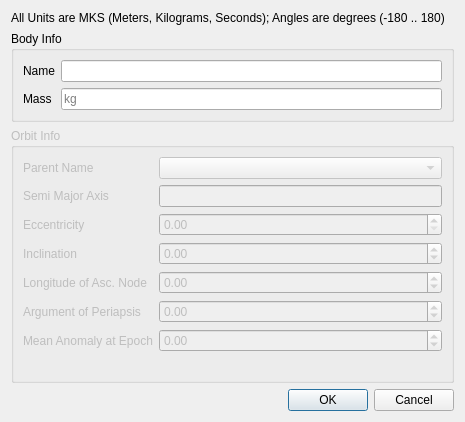
shavera/Davidian, file Astrolabe/system_ui/add_body_dialog.ui: the form before one commit.
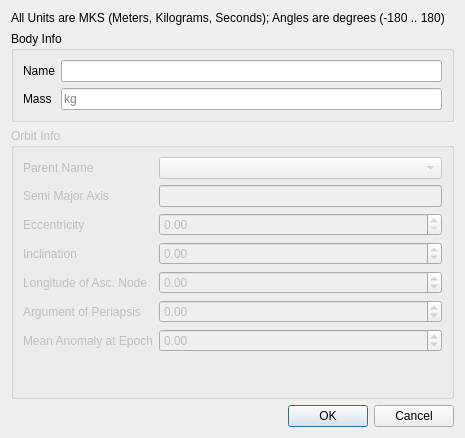
The form after the commit.

Commit message: Connect the Ok/Cancel button to dialog accept/reject

What changed in the file:
```diff
--- a/Astrolabe/system_ui/add_body_dialog.ui
+++ b/Astrolabe/system_ui/add_body_dialog.ui
@@ -7,7 +7,7 @@
     <x>0</x>
     <y>0</y>
     <width>465</width>
-    <height>422</height>
+    <height>438</height>
    </rect>
   </property>
   <property name="windowTitle">
```
Left out of the diff: 39 changed lines with no effect on the pictures.
